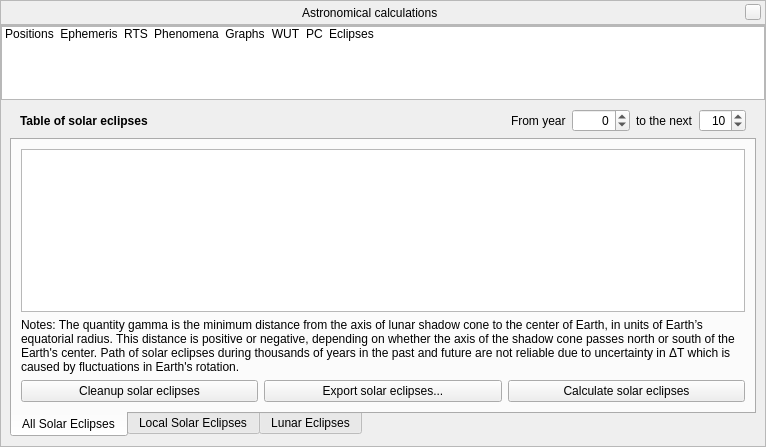
Before: the Qt Designer form src/gui/astroCalcDialog.ui in Stellarium/stellarium, drawn with Qt 5.
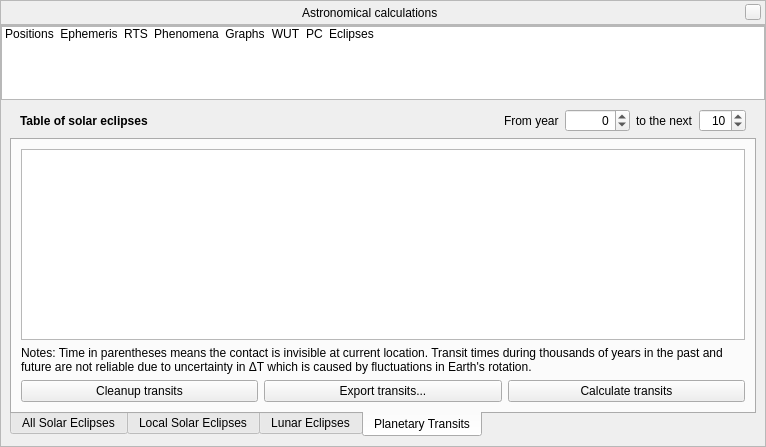
After: the same form once the commit is applied. The open tabs and pages were chosen to show the change. Icons and pictures are not drawn. Custom widgets are drawn as their Qt base class.

Commit message:
AstroCalc: Transits of Mercury and Venus across the Sun (#2477)
* AstroCalc: Transits of Mercury and Venus

```diff
--- a/src/gui/astroCalcDialog.ui
+++ b/src/gui/astroCalcDialog.ui
@@ -2792,6 +2792,73 @@
               </item>
              </layout>
             </widget>
+            <widget class="QWidget" name="tabTransit">
+             <attribute name="title">
+              <string>Planetary Transits</string>
+             </attribute>
+             <layout class="QGridLayout" name="gridLayout_24">
+              <item row="1" column="0">
+               <widget class="QTreeWidget" name="transitTreeWidget">
+                <property name="rootIsDecorated">
+                 <bool>false</bool>
+                </property>
+                <property name="uniformRowHeights">
+                 <bool>true</bool>
+                </property>
+                <property name="itemsExpandable">
+                 <bool>false</bool>
+                </property>
+                <property name="sortingEnabled">
+                 <bool>true</bool>
+                </property>
+                <property name="expandsOnDoubleClick">
+                 <bool>false</bool>
+                </property>
+                <property name="columnCount">
+                 <number>0</number>
+                </property>
+                <attribute name="headerShowSortIndicator" stdset="0">
+                 <bool>true</bool>
+                </attribute>
+               </widget>
+              </item>
+              <item row="2" column="0">
+               <widget class="QLabel" name="transitNoteLabel">
+                <property name="text">
+                 <string>Notes: Time in parentheses means the contact is invisible at current location. Transit times during thousands of years in the past and future are not reliable due to uncertainty in ΔT which is caused by fluctuations in Earth's rotation.</string>
+                </property>
+                <property name="wordWrap">
+                 <bool>true</bool>
+                </property>
+               </widget>
+              </item>
+              <item row="3" column="0">
+               <layout class="QHBoxLayout" name="horizontalLayout_45">
+                <item>
+                 <widget class="QPushButton" name="transitsCleanupButton">
+                  <property name="text">
+                   <string>Cleanup transits</string>
+                  </property>
+                 </widget>
+                </item>
+                <item>
+                 <widget class="QPushButton" name="transitsSaveButton">
+                  <property name="text">
+                   <string>Export transits...</string>
+                  </property>
+                 </widget>
+                </item>
+                <item>
+                 <widget class="QPushButton" name="transitsCalculateButton">
+                  <property name="text">
+                   <string>Calculate transits</string>
+                  </property>
+                 </widget>
+                </item>
+               </layout>
+              </item>
+             </layout>
+            </widget>
            </widget>
           </item>
           <item row="0" column="0">
@@ -2854,10 +2921,10 @@
                  <set>Qt::AlignRight|Qt::AlignTrailing|Qt::AlignVCenter</set>
                 </property>
                 <property name="minimum">
-                 <number>-9999</number>
+                 <number>-13000</number>
                 </property>
                 <property name="maximum">
-                 <number>9999</number>
+                 <number>17000</number>
                 </property>
                </widget>
               </item>
```
Left out of the diff: 3 changed lines with no effect on the pictures. The commit also changes 3 other files.
